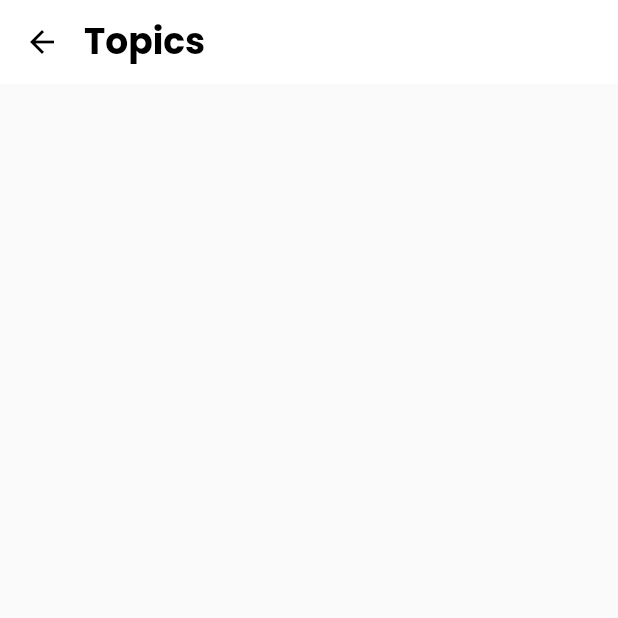
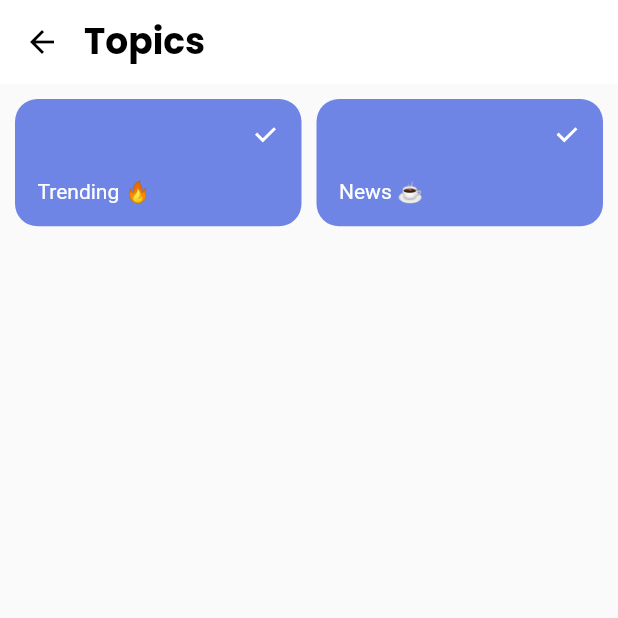
Before and after one commit to fa-fifi/lumi-lite, a Flutter app: the screen it shows after launch, item 2 of the bottom bar chosen, after a tap on an icon or button, on a phone screen of 412 x 824 dp, the top half of it. Run offline on Flutter 3.47's test engine with Material 2 defaults, Android fonts, the phone set to English and light mode, and no system bars; our stand-ins replace cached_network_image, csv, webview_flutter; network calls fail.

Commit message:
complete topics screen

```diff
--- a/lib/main.dart
+++ b/lib/main.dart
@@ -1,5 +1,6 @@
 import 'package:flutter/material.dart';
 import 'package:lumilite/models/activity.dart';
+import 'package:lumilite/models/settings.dart';
 import 'package:lumilite/screens/landing.dart';
 import 'package:lumilite/utils/theme.dart';
 import 'package:provider/provider.dart';
@@ -15,6 +16,7 @@ class MyApp extends StatelessWidget {
   Widget build(BuildContext context) => MultiProvider(
         providers: [
           ChangeNotifierProvider(create: (context) => ActivityModel()),
+          ChangeNotifierProvider(create: (context) => SettingsModel()),
         ],
         child: MaterialApp(
             title: 'Lumi Lite',
--- a/lib/models/activity.dart
+++ b/lib/models/activity.dart
@@ -11,7 +11,6 @@ class ActivityModel extends ChangeNotifier {
 
   void addHistory(NewsModel news) {
     _history.add(news);
-    debugPrint(_history.length.toString());
     notifyListeners();
   }
 }
--- /dev/null
+++ b/lib/models/settings.dart
@@ -0,0 +1,25 @@
+import 'package:flutter/material.dart';
+import 'package:lumilite/models/topic.dart';
+
+class SettingsModel extends ChangeNotifier {
+  final List<TopicModel> _topics = [
+    TopicModel.latest,
+    TopicModel.trending,
+    TopicModel.news,
+  ];
+
+  List<TopicModel> get topics {
+    _topics.sort(((a, b) => a.index.compareTo(b.index)));
+    return _topics;
+  }
+
+  void updateTopic(TopicModel topic) {
+    if (_topics.contains(topic)) {
+      _topics.remove(topic);
+    } else {
+      _topics.add(topic);
+    }
+    debugPrint(_topics.length.toString());
+    notifyListeners();
+  }
+}
--- /dev/null
+++ b/lib/models/topic.dart
@@ -0,0 +1,11 @@
+enum TopicModel {
+  latest('Latest ⚡', 'assets/data/latest.csv'),
+  trending('Trending 🔥', 'assets/data/trending.csv'),
+  news('News ☕', 'assets/data/news.csv');
+
+  const TopicModel(this.title, this.source);
+  final String title, source;
+
+  @override
+  String toString() => 'StatusCode($title)';
+}
--- a/lib/screens/home.dart
+++ b/lib/screens/home.dart
@@ -1,10 +1,13 @@
 import 'package:flutter/material.dart';
+import 'package:lumilite/models/topic.dart';
 import 'package:lumilite/screens/landing.dart';
 import 'package:lumilite/widgets/greeting.dart';
 import 'package:lumilite/widgets/news_list.dart';
 
 class HomeScreen extends StatefulWidget {
-  const HomeScreen({super.key});
+  const HomeScreen({super.key, required this.topics});
+
+  final List<TopicModel> topics;
 
   @override
   State<HomeScreen> createState() => _HomeScreenState();
@@ -12,8 +15,8 @@ class HomeScreen extends StatefulWidget {
 
 class _HomeScreenState extends State<HomeScreen>
     with SingleTickerProviderStateMixin {
-  late final TabController _tabController =
-      TabController(initialIndex: _currentIndex, length: 3, vsync: this);
+  late final TabController _tabController = TabController(
+      initialIndex: _currentIndex, length: widget.topics.length, vsync: this);
   bool _swipeIsInProgress = false;
   bool _tapIsBeingExecuted = false;
   int _currentIndex = 0;
@@ -55,16 +58,6 @@ class _HomeScreenState extends State<HomeScreen>
     }
   }
 
-  Widget buildTab({required int index, required String text}) => Container(
-      height: 40,
-      padding: const EdgeInsets.symmetric(horizontal: 15),
-      decoration: ShapeDecoration(
-          color: _currentIndex == index
-              ? Theme.of(context).primaryColor
-              : Theme.of(context).primaryColor.withOpacity(0.2),
-          shape: const StadiumBorder()),
-      child: Tab(text: text));
-
   @override
   void initState() {
     super.initState();
@@ -97,22 +90,27 @@ class _HomeScreenState extends State<HomeScreen>
                   isScrollable: true,
                   labelColor: Colors.white,
                   unselectedLabelColor: Colors.black,
-                  tabs: [
-                    buildTab(index: 0, text: 'Latest ⚡'),
-                    buildTab(index: 1, text: 'Trending 🔥'),
-                    buildTab(index: 2, text: 'News ☕'),
-                  ],
+                  tabs: List.from(
+                    widget.topics.map((topic) => Container(
+                        height: 40,
+                        padding: const EdgeInsets.symmetric(horizontal: 15),
+                        decoration: ShapeDecoration(
+                            color: _currentIndex == topic.index
+                                ? Theme.of(context).primaryColor
+                                : Theme.of(context).primaryColor.withOpacity(
+                                    _currentIndex == topic.index ? 1 : 0.2),
+                            shape: const StadiumBorder()),
+                        child: Tab(text: topic.title))),
+                  ),
                 ),
               ),
             ),
           ],
           body: TabBarView(
             controller: _tabController,
-            children: const [
-              NewsList(csv: 'assets/data/latest.csv'),
-              NewsList(csv: 'assets/data/trending.csv'),
-              NewsList(csv: 'assets/data/news.csv'),
-            ],
+            children: List.from(
+              widget.topics.map((topic) => NewsList(source: topic.source)),
+            ),
           ),
         ),
       );
--- a/lib/screens/settings.dart
+++ b/lib/screens/settings.dart
@@ -21,7 +21,7 @@ class SettingsScreen extends StatelessWidget {
         appBar: AppBar(elevation: 0, title: const Text('Settings')),
         body: ListView(
           controller: LandingScreenState.controller,
-          padding: const EdgeInsets.all(8),
+          padding: const EdgeInsets.all(10),
           children: [
             buildListTile(context,
                 text: 'Topics  🗂️',
--- a/lib/screens/statistics.dart
+++ b/lib/screens/statistics.dart
@@ -16,7 +16,7 @@ class _StatisticsScreenState extends State<StatisticsScreen> {
           title: const Text('Statistics'),
         ),
         body: ListView(
-          children: [],
-        ),
+            // children: [],
+            ),
       );
 }
--- a/lib/screens/topics.dart
+++ b/lib/screens/topics.dart
@@ -1,19 +1,59 @@
 import 'package:flutter/material.dart';
+import 'package:lumilite/models/settings.dart';
+import 'package:lumilite/models/topic.dart';
+import 'package:provider/provider.dart';
 
-class TopicsScreen extends StatefulWidget {
+class TopicsScreen extends StatelessWidget {
   const TopicsScreen({super.key});
 
   @override
-  State<TopicsScreen> createState() => _TopicsScreenState();
-}
+  Widget build(BuildContext context) => Scaffold(
+        appBar:
+            AppBar(elevation: 0, titleSpacing: 0, title: const Text('Topics')),
+        body: GridView.builder(
+          padding: const EdgeInsets.all(10),
+          gridDelegate: const SliverGridDelegateWithFixedCrossAxisCount(
+              crossAxisCount: 2,
+              childAspectRatio: 9 / 4,
+              crossAxisSpacing: 10,
+              mainAxisSpacing: 10),
+          itemCount: TopicModel.values.length - 1,
+          itemBuilder: (context, index) {
+            final TopicModel topic = TopicModel.values[index + 1];
+            final bool isFollowing =
+                context.watch<SettingsModel>().topics.contains(topic);
 
-class _TopicsScreenState extends State<TopicsScreen> {
-  @override
-  Widget build(BuildContext context) => Scaffold(
-        appBar: AppBar(
-          elevation: 0,
-          titleSpacing: 0,
-          title: const Text('Topics'),
+            return TextButton(
+              style: TextButton.styleFrom(
+                  padding: const EdgeInsets.fromLTRB(15, 0, 0, 15),
+                  backgroundColor: Theme.of(context)
+                      .primaryColor
+                      .withOpacity(isFollowing ? 0.7 : 0.1),
+                  shape: RoundedRectangleBorder(
+                      borderRadius: BorderRadius.circular(15))),
+              onPressed: () => context.read<SettingsModel>().updateTopic(topic),
+              child: Stack(
+                children: [
+                  Align(
+                      alignment: Alignment.bottomLeft,
+                      child: Text(topic.title,
+                          style: isFollowing
+                              ? Theme.of(context).primaryTextTheme.bodyMedium
+                              : Theme.of(context).textTheme.bodyMedium)),
+                  Align(
+                    alignment: Alignment.topRight,
+                    child: Checkbox(
+                        shape: const CircleBorder(),
+                        fillColor: MaterialStateProperty.resolveWith<Color>(
+                            (states) => Colors.transparent),
+                        value: isFollowing,
+                        onChanged: (_) =>
+                            context.read<SettingsModel>().updateTopic(topic)),
+                  ),
+                ],
+              ),
+            );
+          },
         ),
       );
 }
--- a/lib/widgets/news_list.dart
+++ b/lib/widgets/news_list.dart
@@ -4,9 +4,9 @@ import 'package:lumilite/models/news.dart';
 import 'package:lumilite/widgets/news_tile.dart';
 
 class NewsList extends StatefulWidget {
-  const NewsList({super.key, required this.csv});
+  const NewsList({super.key, required this.source});
 
-  final String csv;
+  final String source;
 
   @override
   State<NewsList> createState() => _NewsListState();
@@ -14,7 +14,7 @@ class NewsList extends StatefulWidget {
 
 class _NewsListState extends State<NewsList> {
   Future<List<List<dynamic>>> loadCsv() async {
-    var result = await DefaultAssetBundle.of(context).loadString(widget.csv);
+    var result = await DefaultAssetBundle.of(context).loadString(widget.source);
     return const CsvToListConverter().convert(result, eol: "\n");
   }
 
--- a/lib/widgets/news_tile.dart
+++ b/lib/widgets/news_tile.dart
@@ -15,16 +15,16 @@ class NewsTile extends StatelessWidget {
         child: Card(
           elevation: 0,
           margin: const EdgeInsets.symmetric(horizontal: 5),
+          child: Padding(
+            padding: const EdgeInsets.all(10),
             child: Row(
               mainAxisSize: MainAxisSize.min,
               children: [
-              Padding(
-                padding: const EdgeInsets.all(10),
-                child: Stack(alignment: Alignment.bottomRight, children: [
+                Stack(alignment: Alignment.bottomRight, children: [
                   Favicon(url: news.newsImage, radius: 48),
                   Favicon(url: news.publisherIcon),
                 ]),
-              ),
+                const SizedBox(width: 10),
                 Expanded(
                   child: Column(
                     crossAxisAlignment: CrossAxisAlignment.start,
@@ -44,5 +44,6 @@ class NewsTile extends StatelessWidget {
               ],
             ),
           ),
+        ),
       );
 }
```
Also changed, not shown: lib/models/category.dart (deleted, +0 -33 lines), lib/screens/landing.dart (+8 -1 lines). Lines whose indentation alone changed are shown as unchanged.
